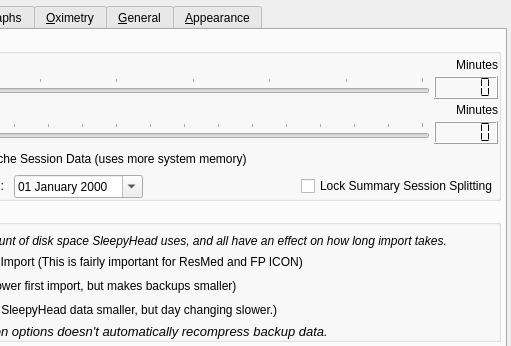
First picture: the form in sleepyhead/preferencesdialog.ui, repository sbonaime/sleepyhead-code., before the edit; both pictures show x 210 to 721 and y 0 to 346 of the 721 by 610 pixel window.
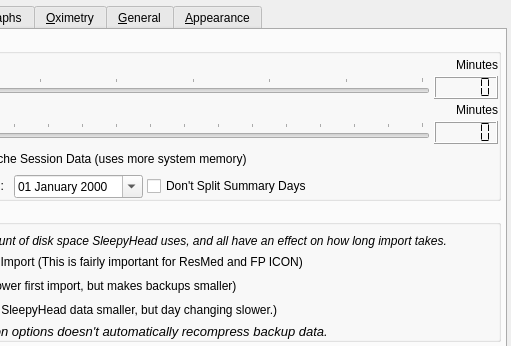
Second picture: the form after the edit. Icons and pictures are not drawn.

Commit message: Shorten LockSummarySession preference to make it fit better

Patch:
```diff
--- a/sleepyhead/preferencesdialog.ui
+++ b/sleepyhead/preferencesdialog.ui
@@ -355,6 +355,16 @@
               </property>
              </widget>
             </item>
+            <item>
+             <widget class="QCheckBox" name="LockSummarySessionSplitting">
+              <property name="toolTip">
+               <string>Summary only data is more accurate for ResMed users if this is left on.</string>
+              </property>
+              <property name="text">
+               <string>Don't Split Summary Days</string>
+              </property>
+             </widget>
+            </item>
             <item>
              <spacer name="horizontalSpacer_6">
               <property name="orientation">
@@ -368,16 +378,6 @@
               </property>
              </spacer>
             </item>
-            <item>
-             <widget class="QCheckBox" name="LockSummarySessionSplitting">
-              <property name="toolTip">
-               <string>Summary only data is more accurate for ResMed users if this is left on.</string>
-              </property>
-              <property name="text">
-               <string>Lock Summary Session Splitting</string>
-              </property>
-             </widget>
-            </item>
            </layout>
           </item>
          </layout>
```
